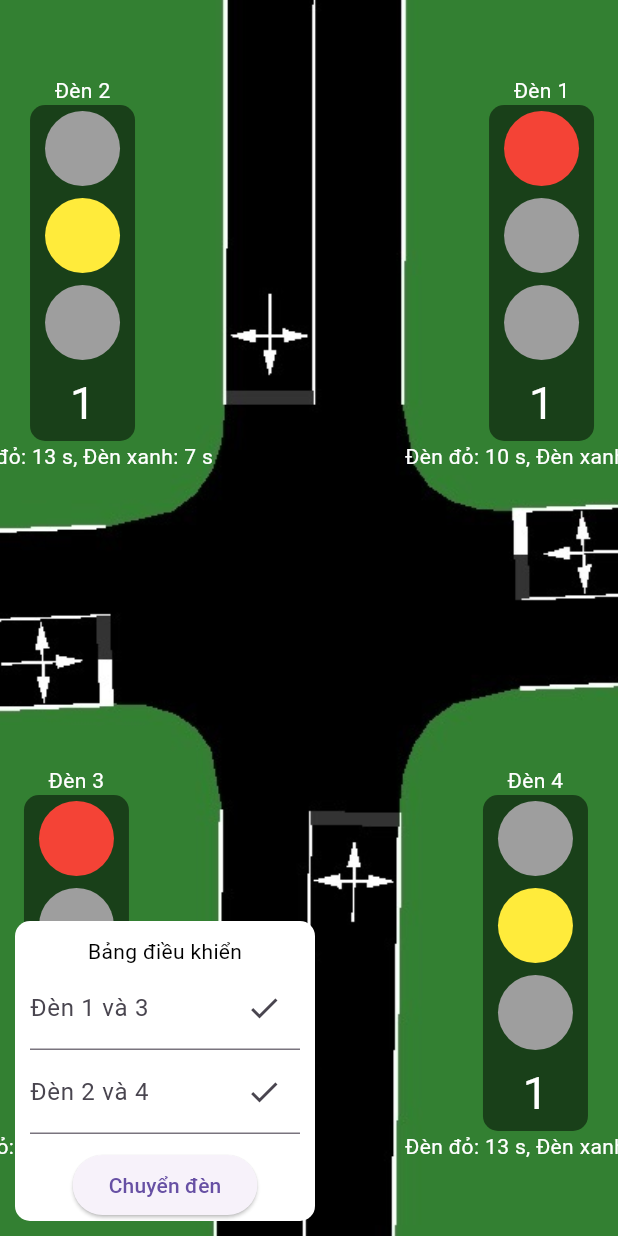
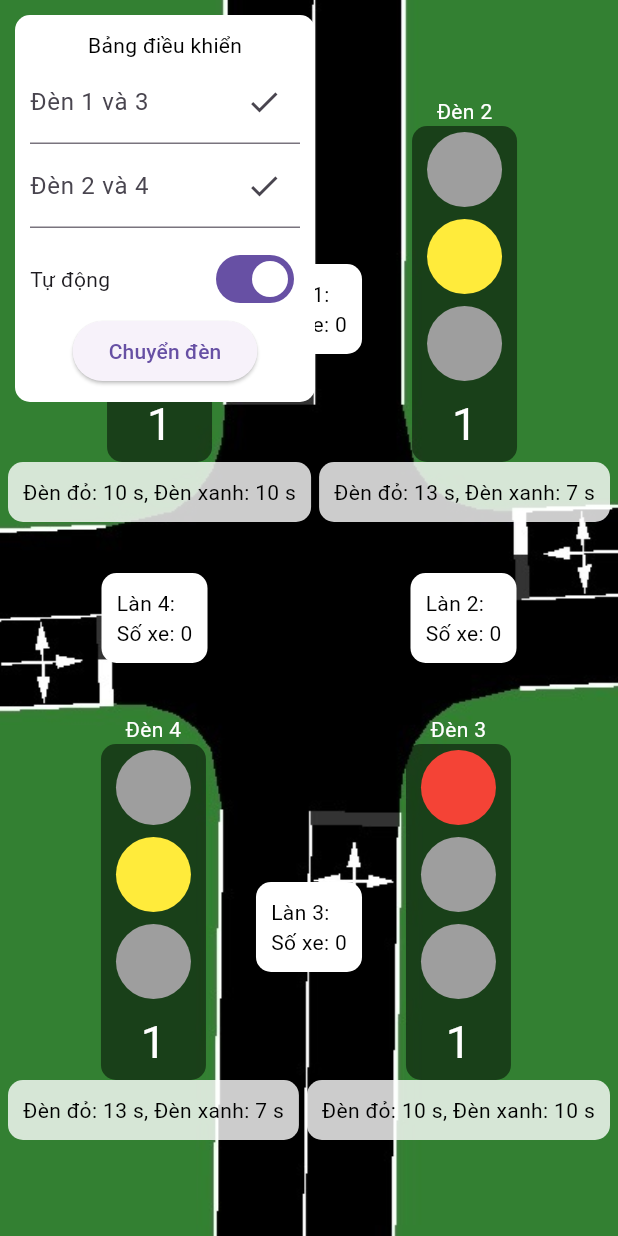
Before and after one commit to NT532-P11-Internet-Of-Things/TrafficUI, a Flutter app: the screen it shows after launch, after a tap on "Chuyển đèn", on a phone screen of 412 x 824 dp. Run offline on Flutter 3.47's test engine with Material 3 defaults, Android fonts, the light colour scheme and no system bars; our stand-ins replace firebase_core, firebase_database; accounts and stored records are empty.

Commit message:
Lane count, auto update

```diff
--- a/lib/main.dart
+++ b/lib/main.dart
@@ -1,6 +1,7 @@
 import 'package:firebase_database/firebase_database.dart';
 import 'package:flutter/cupertino.dart';
 import 'package:flutter/material.dart';
+import 'package:flutter/widgets.dart';
 import 'firebase_options.dart';
 import 'package:firebase_core/firebase_core.dart';
 import 'package:async/async.dart';
@@ -40,6 +41,9 @@ class _TrafficSimulationScreenState extends State<TrafficSimulationScreen> {
   int yellowTimer2 = 3;
   int greenTimer2 = 7;
 
+  bool isAuto = true;
+
+  Offset controlPanelPosition = Offset(10, 10);
   late int currentTimer1;
   late int currentIndex1;
   late List<int> timers1;
@@ -54,6 +58,17 @@ class _TrafficSimulationScreenState extends State<TrafficSimulationScreen> {
   final ref2 = FirebaseDatabase.instance.ref("traffic_system/intersections/main_intersection/lanes/2/green_time");
   final ref3 = FirebaseDatabase.instance.ref("traffic_system/intersections/main_intersection/lanes/3/green_time");
   final ref4 = FirebaseDatabase.instance.ref("traffic_system/intersections/main_intersection/lanes/4/green_time");
+
+  final lane1Ref = FirebaseDatabase.instance.ref("traffic_system/intersections/main_intersection/lanes/1/vehicle_count");
+  final lane2Ref = FirebaseDatabase.instance.ref("traffic_system/intersections/main_intersection/lanes/2/vehicle_count");
+  final lane3Ref = FirebaseDatabase.instance.ref("traffic_system/intersections/main_intersection/lanes/3/vehicle_count");
+  final lane4Ref = FirebaseDatabase.instance.ref("traffic_system/intersections/main_intersection/lanes/4/vehicle_count");
+
+  final autoRef = FirebaseDatabase.instance.ref("traffic_system/intersections/main_intersection/isAuto");
+  int lane1 = 0;
+  int lane2 = 0;
+  int lane3 = 0;
+  int lane4 = 0;
 
   @override
   void initState() {
@@ -171,129 +186,124 @@ class _TrafficSimulationScreenState extends State<TrafficSimulationScreen> {
               fit: BoxFit.cover,
             ),
           ),
+          Center(
+            child: Column(
+              mainAxisAlignment: MainAxisAlignment.spaceAround,
+              children: [
+                buildLane(1, lane1),
+                buildLane(3, lane3),
+              ],
+            ),
+          ),
+
+          Center(
+            child: Row(
+              mainAxisAlignment: MainAxisAlignment.spaceAround,
+              children: [
+                buildLane(4, lane4),
+                buildLane(2, lane2),
+              ],
+            ),
+          ),
+
           // Đèn giao thông 1
-          Positioned(
-            top: 50,
-            left: 270,
+          Center(
             child: Column(
+              mainAxisAlignment: MainAxisAlignment.spaceAround,
+              children: [
+                Row(
+                  mainAxisAlignment: MainAxisAlignment.spaceEvenly,
+                  children: [
+                    Column(
                       children: [
                         const Text(
                           "Đèn 1",
                           style: TextStyle(color: Colors.white),
                         ),
                         buildTrafficLight(currentTimer1, currentIndex1),
-                Text(
-                  "Đèn đỏ: $redTimer1 s, Đèn xanh: $greenTimer1 s",
-                  style: TextStyle(color: Colors.white),
-                ),
+                        buildTimer(redTimer1, greenTimer1),
                       ],
                     ),
-          ),
+                    // Center(
+                    //     child: Container(
+                    //       decoration: BoxDecoration(
+                    //         color: Colors.white,
+                    //         borderRadius: BorderRadius.circular(10),
+                    //       ),
+                    //       child: Column(
+                    //         children: [
+                    //           const Text(
+                    //             "Làn 1:",
+                    //             style: TextStyle(color: Colors.white),
+                    //           ),
+                    //           Text("Số xe: $lane1", style: TextStyle(color: Colors.black)),
+                    //         ],
+                    //       ),
+                    //     )),
                     // Đèn giao thông 2
-          Positioned(
-            top: 50,
-            right: 270,
-            child: Column(
+                    Column(
                       children: [
                         const Text(
                           "Đèn 2",
                           style: TextStyle(color: Colors.white),
                         ),
                         buildTrafficLight(currentTimer2, currentIndex2),
-                Text(
-                  "Đèn đỏ: $redTimer2 s, Đèn xanh: $greenTimer2 s",
-                  style: TextStyle(color: Colors.white),
+                        buildTimer(redTimer2, greenTimer2),
+                      ],
                     ),
                   ],
                 ),
+                Row(
+                  mainAxisAlignment: MainAxisAlignment.spaceEvenly,
+                  children: [
+                    Column(
+                      children: [
+                        const Text(
+                          "Đèn 4",
+                          style: TextStyle(color: Colors.white),
                         ),
-          Positioned(
-            bottom: 50,
-            right: 270,
-            child: Column(
+                        buildTrafficLight(currentTimer2, currentIndex2),
+                        buildTimer(redTimer2, greenTimer2),
+                      ],
+                    ),
+                    Column(
                       children: [
                         const Text(
                           "Đèn 3",
                           style: TextStyle(color: Colors.white),
                         ),
                         buildTrafficLight(currentTimer1, currentIndex1),
-                Text(
-                  "Đèn đỏ: $redTimer1 s, Đèn xanh: $greenTimer1 s",
-                  style: TextStyle(color: Colors.white),
+                        buildTimer(redTimer1, greenTimer1),
+                      ],
+                    ),
+
+                  ],
                 ),
               ],
             ),
           ),
           Positioned(
-            bottom: 50,
-            left: 270,
-            child: Column(
-              children: [
-                Text(
-                  "Đèn 4",
-                  style: TextStyle(color: Colors.white),
-                ),
-                buildTrafficLight(currentTimer2, currentIndex2),
-                Text(
-                  "Đèn đỏ: $redTimer2 s, Đèn xanh: $greenTimer2 s",
-                  style: TextStyle(color: Colors.white),
-                ),
-              ],
-            ),
-          ),
-          Positioned(
-            bottom: 10,
-            left: 10,
-            child: Container(
-              padding: EdgeInsets.all(10),
+            left: controlPanelPosition.dx,
+            top: controlPanelPosition.dy,
+            child: Draggable(
+              feedback: Container(
                 width: 200,
                 height: 200,
                 decoration: BoxDecoration(
                   color: Colors.white,
                   borderRadius: BorderRadius.circular(10),
                 ),
-              child: Column(
-                children: [
-                  const Text(
-                    "Bảng điều khiển",
-                    style: TextStyle(color: Colors.black),
               ),
-                  TextField(
-                    decoration: InputDecoration(
-                      labelText: "Đèn 1 và 3",
-                      suffixIcon: IconButton(
-                        icon: Icon(Icons.check),
-                        onPressed: () {
-                          ref1.set(int.parse(controller.text));
-                          ref3.set(int.parse(controller.text));
+              childWhenDragging: Container(
+                width: 200,
+                height: 200,
+              ),
+              onDragEnd: (details) {
+                setState(() {
+                  controlPanelPosition = details.offset;
+                });
               },
-                      ),
-                    ),
-                    controller: controller,
-                  ),
-                  TextField(
-                    decoration: InputDecoration(
-                      labelText: "Đèn 2 và 4",
-                      suffixIcon: IconButton(
-                        icon: Icon(Icons.check),
-                        onPressed: () {
-                          ref4.set(int.parse(controller2.text));
-                          ref2.set(int.parse(controller2.text));
-                        },
-                      ),
-                    ),
-                    controller: controller2,
-                  ),
-                  const SizedBox(height: 10),
-                  ElevatedButton(
-                      onPressed: () {
-                        nextCycle();
-                        fetchTrafficLight();
-                      },
-                      child: Text("Chuyển đèn")),
-                  // Selection
-                ],
-              ),
+              child: buildControlPanel(),
             ),
           ),
         ],
@@ -351,5 +361,134 @@ class _TrafficSimulationScreenState extends State<TrafficSimulationScreen> {
       int newTimer1 = snapshot1.value as int;
       setTimer2(newTimer2, newTimer1);
     });
+
+    lane1Ref.onValue.listen((DatabaseEvent event) {
+      setState(() {
+        lane1 = event.snapshot.value as int;
+      });
+    });
+
+    lane2Ref.onValue.listen((DatabaseEvent event) {
+      setState(() {
+        lane2 = event.snapshot.value as int;
+      });
+    });
+
+    lane3Ref.onValue.listen((DatabaseEvent event) {
+      setState(() {
+        lane3 = event.snapshot.value as int;
+      });
+    });
+
+    lane4Ref.onValue.listen((DatabaseEvent event) {
+      setState(() {
+        lane4 = event.snapshot.value as int;
+      });
+    });
+
+    autoRef.onValue.listen((DatabaseEvent event) {
+
+        bool tempIsAuto = event.snapshot.value as bool;
+        if (tempIsAuto != isAuto) {
+          setState(() {
+            isAuto = tempIsAuto;
+          });
+        }
+    });
+  }
+
+  Widget buildControlPanel() {
+    return Container(
+      padding: const EdgeInsets.all(10),
+      width: 200,
+      decoration: BoxDecoration(
+        color: Colors.white,
+        borderRadius: BorderRadius.circular(10),
+      ),
+      child: Column(
+        children: [
+          const Text(
+            "Bảng điều khiển",
+            style: TextStyle(color: Colors.black),
+          ),
+          TextField(
+            decoration: InputDecoration(
+              labelText: "Đèn 1 và 3",
+              suffixIcon: IconButton(
+                icon: Icon(Icons.check),
+                onPressed: () {
+                  ref1.set(int.parse(controller.text));
+                  ref3.set(int.parse(controller.text));
+                  setAuto(false);
+                },
+              ),
+            ),
+            controller: controller,
+          ),
+          TextField(
+            decoration: InputDecoration(
+              labelText: "Đèn 2 và 4",
+              suffixIcon: IconButton(
+                icon: Icon(Icons.check),
+                onPressed: () {
+                  ref4.set(int.parse(controller2.text));
+                  ref2.set(int.parse(controller2.text));
+                  setAuto(false);
+                },
+              ),
+            ),
+            controller: controller2,
+          ),
+          const SizedBox(height: 10),
+          Row(
+            mainAxisAlignment: MainAxisAlignment.spaceBetween,
+            children: [
+              const Text("Tự động"),
+              Switch(
+                  value: isAuto,
+                  onChanged: (value) {
+                setState(() {
+                  setAuto(value);
+                });
+              }),
+            ],
+          ),
+          ElevatedButton(
+              onPressed: () {
+                nextCycle();
+                fetchTrafficLight();
+              },
+              child: Text("Chuyển đèn")),
+        ],
+      ),
+    );
+  }
+
+  Widget buildTimer(int redTimer1, int greenTimer1) {
+    return Container(
+      padding: const EdgeInsets.all(10),
+      decoration: BoxDecoration(
+        color: Colors.white.withOpacity(0.8),
+        borderRadius: BorderRadius.circular(10),
+      ),
+      child: Text("Đèn đỏ: $redTimer1 s, Đèn xanh: $greenTimer1 s",
+          style: TextStyle(color: Colors.black)),
+    );
+  }
+
+  Widget buildLane(int lane, int count) {
+    return Container(
+      padding: const EdgeInsets.all(10),
+      decoration: BoxDecoration(
+        color: Colors.white,
+        borderRadius: BorderRadius.circular(10),
+      ),
+      child: Text("Làn $lane:\nSố xe: $count", style: TextStyle(color: Colors.black)),
+    );
+  }
+
+  void setAuto(bool value) {
+    isAuto = value;
+    autoRef.set(value);
   }
 }
```
Lines whose indentation alone changed are shown as unchanged.
